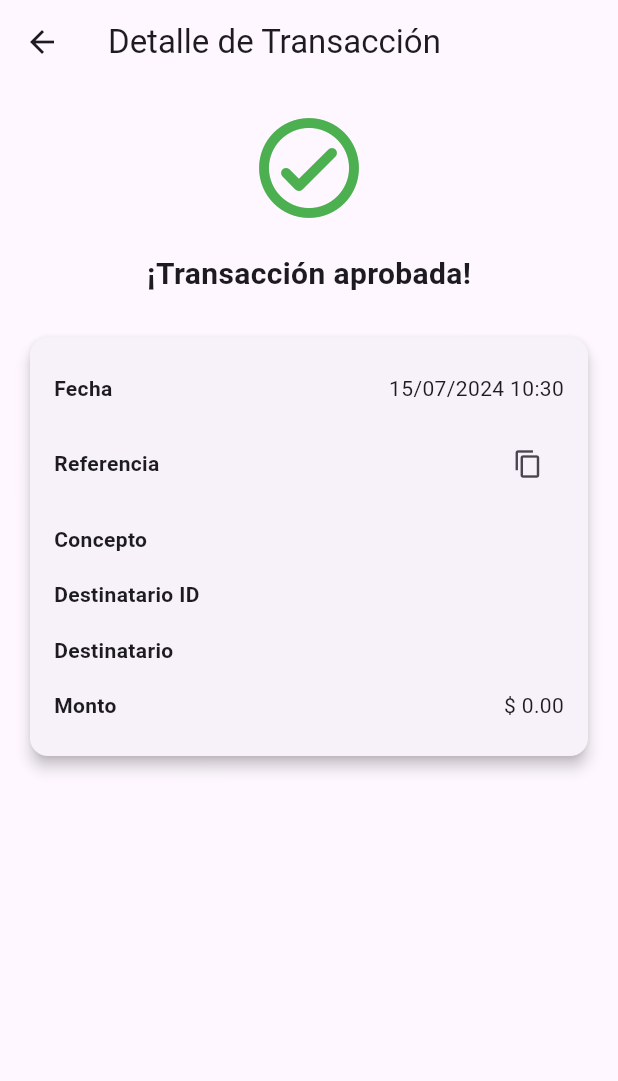
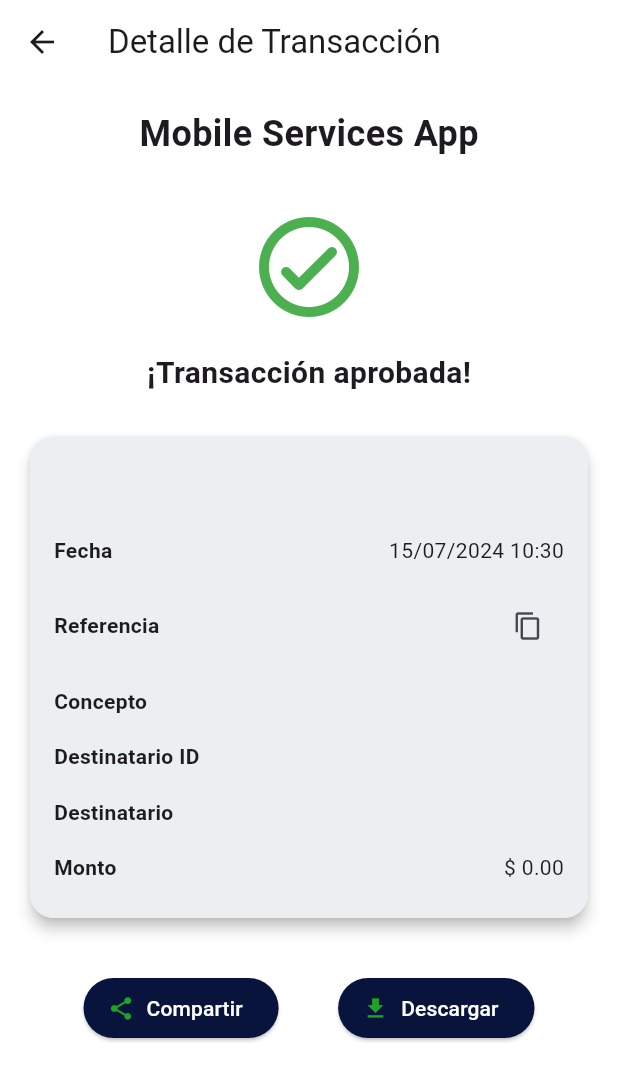
Before and after one commit to Manudf5/mobileservicesapp, a Flutter app: the TransactionReceiptScreen screen opened directly with empty values, on a phone screen of 412 x 824 dp. Shown: the top 1081 px of the screen. Run offline on Flutter 3.47's test engine with Material 3 defaults, Android fonts, the light colour scheme and no system bars; drawn by our look-alikes of screenshot; our stand-ins replace animated_text_kit, cloud_firestore, cross_file, firebase_auth, firebase_core, firebase_storage and 6 more; missing offline and left inert: flutter_map_marker_cluster, flutter_map_marker_popup, geolocator_android; accounts and stored records are empty.

Commit message:
Backup_14.07.24

```diff
--- a/lib/screens/public/wallet.dart
+++ b/lib/screens/public/wallet.dart
@@ -12,7 +12,8 @@ import 'package:screenshot/screenshot.dart';
 import 'package:share_plus/share_plus.dart';
 import 'package:path_provider/path_provider.dart';
 import 'dart:io';
-
+// ignore: depend_on_referenced_packages
+import 'package:cross_file/cross_file.dart';
 import 'package:mobileservicesapp/screens/public/homepage.dart';
 
 class WalletScreen extends StatefulWidget {
@@ -1814,7 +1815,7 @@ class TransactionReceiptScreen extends StatelessWidget {
   final String recipientName;
   final double amount;
 
-  const TransactionReceiptScreen({
+  TransactionReceiptScreen({
     super.key,
     required this.paymentType,
     required this.date,
@@ -1824,6 +1825,8 @@ class TransactionReceiptScreen extends StatelessWidget {
     required this.recipientName,
     required this.amount,
   });
+
+  final ScreenshotController screenshotController = ScreenshotController();
 
   @override
   Widget build(BuildContext context) {
@@ -1837,7 +1840,9 @@ class TransactionReceiptScreen extends StatelessWidget {
         );
       },
       child: Scaffold(
+        backgroundColor: Colors.white,
         appBar: AppBar(
+          backgroundColor: Colors.white,
           title: const Text('Detalle de Transacción'),
           leading: IconButton(
             icon: const Icon(Icons.arrow_back),
@@ -1850,56 +1855,117 @@ class TransactionReceiptScreen extends StatelessWidget {
           ),
         ),
         body: SingleChildScrollView(
-          child: Padding(
-            padding: const EdgeInsets.all(16.0),
-            child: Column(
-              crossAxisAlignment: CrossAxisAlignment.start,
-              children: [
-                const Center(
-                  child: Icon(
-                    Icons.check_circle_outline_rounded,
-                    color: Colors.green,
-                    size: 80,
-                  ),
-                ),
-                const SizedBox(height: 16),
-                const Center(
-                  child: Text(
-                    '¡Transacción aprobada!',
-                    style: TextStyle(fontSize: 20, fontWeight: FontWeight.bold),
-                  ),
-                ),
-                const SizedBox(height: 24),
-                _buildInfoCard(),
-              ],
-            ),
+          child: Column(
+            children: [
+              Screenshot(
+                controller: screenshotController,
+                child: Container(
+                  color: Colors.white,
+                  child: Column(
+                    children: [
+                      const Padding(
+                        padding: EdgeInsets.all(16.0),
+                        child: Text(
+                          'Mobile Services App',
+                          style: TextStyle(fontSize: 24, fontWeight: FontWeight.bold),
+                        ),
+                      ),
+                      Padding(
+                        padding: const EdgeInsets.all(16.0),
+                        child: Column(
+                          crossAxisAlignment: CrossAxisAlignment.start,
+                          children: [
+                            const Center(
+                              child: Icon(
+                                Icons.check_circle_outline_rounded,
+                                color: Colors.green,
+                                size: 80,
+                              ),
+                            ),
+                            const SizedBox(height: 16),
+                            const Center(
+                              child: Text(
+                                '¡Transacción aprobada!',
+                                style: TextStyle(fontSize: 20, fontWeight: FontWeight.bold),
+                              ),
+                            ),
+                            const SizedBox(height: 24),
+                            _buildInfoCard(context),
+                          ],
+                        ),
+                      ),
+                    ],
+                  ),
+                ),
+              ),
+              Padding(
+                padding: const EdgeInsets.all(16.0),
+                child: Row(
+                  mainAxisAlignment: MainAxisAlignment.spaceEvenly,
+                  children: [
+                    ElevatedButton.icon(
+                      icon: const Icon(Icons.share, color: Color(0xFF1CA424)), // Color del icono
+                      label: const Text('Compartir', style: TextStyle(color: Colors.white)), // Color del texto
+                      onPressed: () => _shareScreenshot(context),
+                      style: ElevatedButton.styleFrom(
+                        backgroundColor: const Color(0xFF08143C), // Fondo del botón
+                      ),
+                    ),
+                    ElevatedButton.icon(
+                      icon: const Icon(Icons.download, color: Color(0xFF1CA424)), // Color del icono
+                      label: const Text('Descargar', style: TextStyle(color: Colors.white)), // Color del texto
+                      onPressed: () => _saveScreenshot(context),
+                      style: ElevatedButton.styleFrom(
+                        backgroundColor: const Color(0xFF08143C), // Fondo del botón
+                      ),
+                    ),
+                  ],
+                ),
+              )
+            ],
           ),
         ),
       ),
     );
   }
 
-  Widget _buildInfoCard() {
-    return Card(
-      elevation: 4,
+  Widget _buildInfoCard(BuildContext context) {
+  return Card(
+    elevation: 4,
+    shape: RoundedRectangleBorder(
+      borderRadius: BorderRadius.circular(16), // Establece el radio de los bordes aquí
+    ),
+    child: Container(
+      decoration: BoxDecoration(
+        color: Colors.blueGrey[50], // Establece el color de fondo aquí
+        borderRadius: BorderRadius.circular(16), // Asegúrate de que coincida con el radio de la tarjeta
+      ),
       child: Padding(
         padding: const EdgeInsets.all(16.0),
         child: Column(
           crossAxisAlignment: CrossAxisAlignment.start,
           children: [
-            _buildInfoRow('Fecha', DateFormat('dd/MM/yyyy HH:mm').format(date)),
-            _buildInfoRow('Referencia', transactionId, isCopiable: true),
-            _buildInfoRow('Concepto', concept),
-            _buildInfoRow('Destinatario ID', recipientId),
-            _buildInfoRow('Destinatario', recipientName),
-            _buildInfoRow('Monto', '\$ ${amount.toStringAsFixed(2)}'),
+            Center(
+              child: Text(
+                paymentType,
+                style: const TextStyle(fontSize: 18, fontWeight: FontWeight.bold, color: Colors.indigo),
+              ),
+            ),
+            const SizedBox(height: 16),
+            _buildInfoRow(context, 'Fecha', DateFormat('dd/MM/yyyy HH:mm').format(date)),
+            _buildInfoRow(context, 'Referencia', transactionId, isCopiable: true),
+            _buildInfoRow(context, 'Concepto', concept),
+            _buildInfoRow(context, 'Destinatario ID ', recipientId),
+            _buildInfoRow(context, 'Destinatario', recipientName),
+            _buildInfoRow(context, 'Monto', '\$ ${amount.toStringAsFixed(2)}'),
           ],
         ),
       ),
-    );
-  }
-
-  Widget _buildInfoRow(String label, String value, {bool isCopiable = false}) {
+    ),
+  );
+}
+
+  Widget _buildInfoRow(BuildContext context, String label, String value, {bool isCopiable = false}) {
     return Padding(
       padding: const EdgeInsets.symmetric(vertical: 8.0),
       child: Row(
@@ -1914,6 +1980,9 @@ class TransactionReceiptScreen extends StatelessWidget {
                   icon: const Icon(Icons.copy, size: 20),
                   onPressed: () {
                     Clipboard.setData(ClipboardData(text: value));
+                    ScaffoldMessenger.of(context).showSnackBar(
+                      const SnackBar(content: Text('Referencia copiada al portapapeles')),
+                    );
                   },
                 ),
             ],
@@ -1921,6 +1990,38 @@ class TransactionReceiptScreen extends StatelessWidget {
         ],
       ),
     );
+  }
+
+  Future<void> _shareScreenshot(BuildContext context) async {
+  final Uint8List? image = await screenshotController.capture();
+  if (image != null) {
+    final directory = await getTemporaryDirectory();
+    final imagePath = await File('${directory.path}/transaction_receipt.png').create();
+    await imagePath.writeAsBytes(image);
+
+    final xFile = XFile(imagePath.path);
+    await Share.shareXFiles([xFile], text: 'Comprobante de transacción');
+  }
+}
+
+  Future<void> _saveScreenshot(BuildContext context) async {
+    try {
+      final Uint8List? image = await screenshotController.capture();
+      if (image != null) {
+        final directory = await getExternalStorageDirectory();
+        final imagePath = await File('${directory!.path}/transaction_receipt_${DateTime.now().millisecondsSinceEpoch}.png').create();
+        await imagePath.writeAsBytes(image);
+        // ignore: use_build_context_synchronously
+        ScaffoldMessenger.of(context).showSnackBar(
+          SnackBar(content: Text('Imagen guardada en ${imagePath.path}')),
+        );
+      }
+    } catch (e) {
+      // ignore: use_build_context_synchronously
+      ScaffoldMessenger.of(context).showSnackBar(
+        SnackBar(content: Text('Error al guardar la imagen: $e')),
+      );
+    }
   }
 }
 
--- a/pubspec.yaml
+++ b/pubspec.yaml
@@ -52,9 +52,9 @@ dependencies:
   latlong2: ^0.9.1
   flutter_map_marker_cluster: ^1.2.0
   flutter_map_marker_popup: ^5.2.0
-  cloud_functions: ^5.0.3
-
-
+  screenshot: ^3.0.0
+  share_plus: ^4.0.4
+  path_provider: ^2.0.9
 
 
 
```
Also changed, not shown: pubspec.lock, 1 other file.
